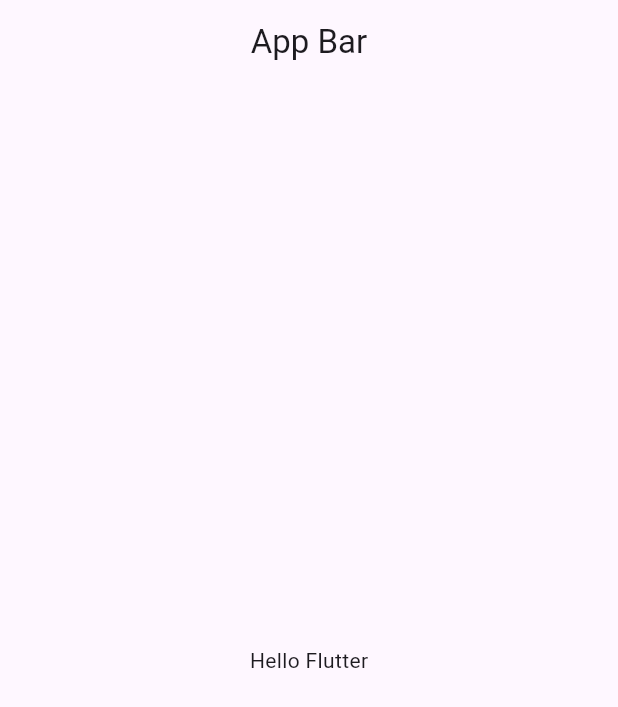
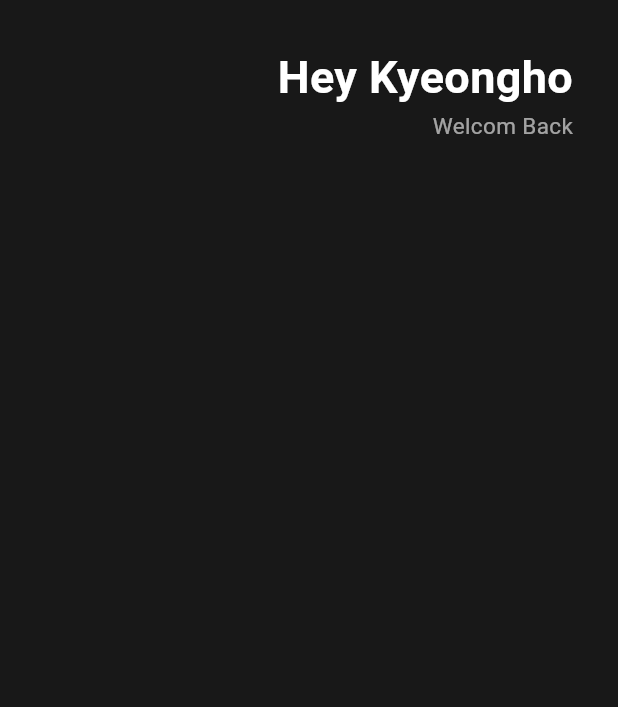
Before and after one commit to GuardJo/flutter-practice, a Flutter app: the screen it shows after launch, on a phone screen of 412 x 824 dp. Shown: the top 707 px of the screen. Run offline on Flutter 3.47's test engine with Material 3 defaults, Android fonts, the phone set to English and light mode, and no system bars.

Commit message:
#15 Flutter 활용한 Header 부분 구현
- 타 디자인들을 참고하여 header 부분 구성
    - Row, Column, Padding 등의 widget 연습

```diff
--- a/hello_plutter/lib/main.dart
+++ b/hello_plutter/lib/main.dart
@@ -9,14 +9,37 @@
   Widget build(BuildContext context) {
     return MaterialApp(
       home: Scaffold(
-        appBar: AppBar(
-          title: Text("App Bar"),
-          centerTitle: true,
-        ),
-        body: Center(
-          child: Text("Hello Flutter"),
-        ),
-      ),
+          backgroundColor: Color(0xff181818),
+          body: Padding(
+            padding: EdgeInsets.all(30),
+            child: Column(children: [
+              Row(
+                mainAxisAlignment: MainAxisAlignment.end,
+                children: [
+                  Column(
+                    crossAxisAlignment: CrossAxisAlignment.end,
+                    children: [
+                      Text(
+                        "Hey Kyeongho",
+                        style: TextStyle(
+                          color: Colors.white,
+                          fontSize: 30,
+                          fontWeight: FontWeight.bold,
+                        ),
+                      ),
+                      Text(
+                        "Welcom Back",
+                        style: TextStyle(
+                          color: Colors.white.withOpacity(0.6),
+                          fontSize: 15,
+                        ),
+                      ),
+                    ],
+                  )
+                ],
+              )
+            ]),
+          )),
     );
   }
 }
```
